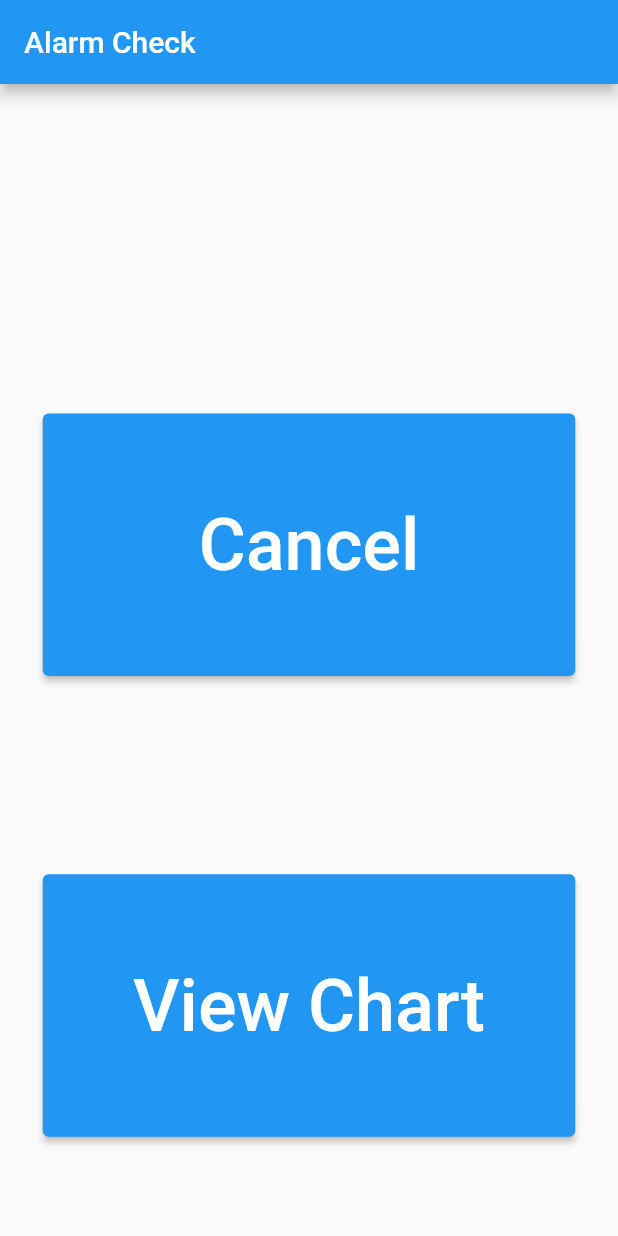
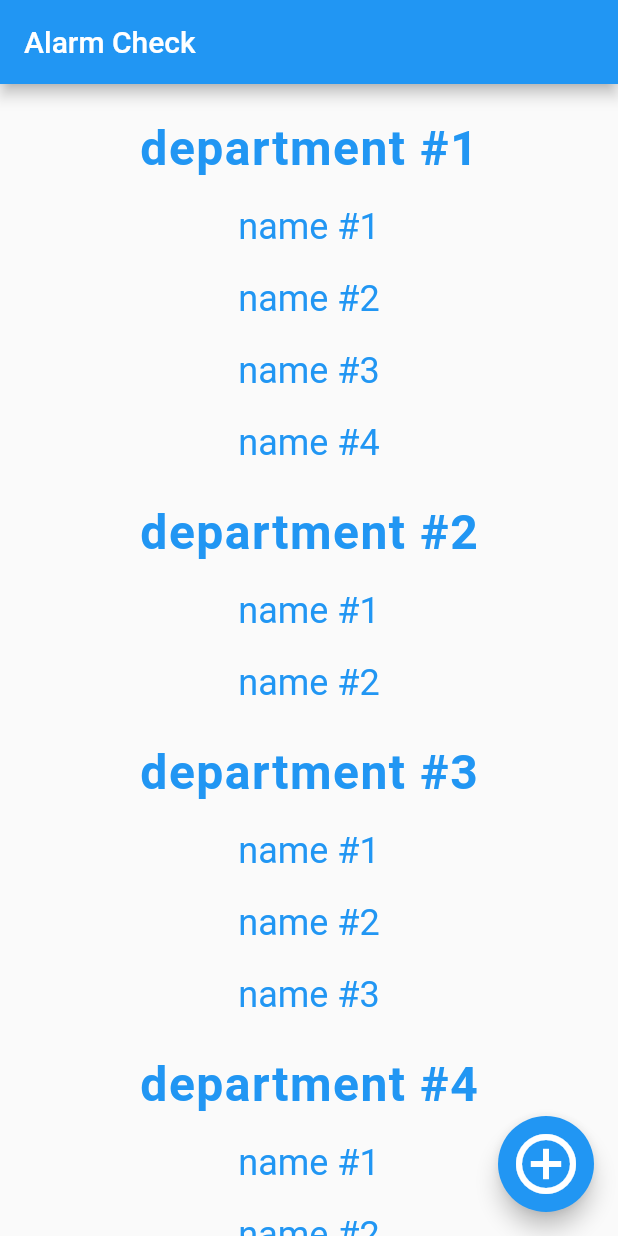
Before and after one commit to idogit123/Flutter-App-For-Dad, a Flutter app: the screen it shows after launch, on a phone screen of 412 x 824 dp. Run offline on Flutter 3.47's test engine with Material 2 defaults, Android fonts, the phone set to English and light mode, and no system bars.

Commit message:
Added a chart-page-widget and a manager-page

```diff
--- a/dad/lib/main.dart
+++ b/dad/lib/main.dart
@@ -9,6 +9,7 @@ import 'pages/employ/employ.dart';
 import 'pages/manager/welcome.dart';
 import 'pages/manager/signin.dart';
 import 'pages/manager/login.dart';
+import 'pages/manager/manager.dart';
 
 void main() async {
   WidgetsFlutterBinding.ensureInitialized();
@@ -23,7 +24,7 @@ class MyApp extends StatelessWidget {
   @override
   Widget build(BuildContext context) {
     return const MaterialApp(
-      home: EmployMainPage(),
+      home: ManagerMainPage(),
     );
   }
 }
--- a/dad/lib/pages/manager/manager.dart
+++ b/dad/lib/pages/manager/manager.dart
@@ -1,15 +1,15 @@
 import 'package:flutter/material.dart';
+import '../../widgets/chart_page.dart';
 
 class ManagerMainPage extends StatelessWidget {
   const ManagerMainPage({Key? key}) : super(key: key);
 
   @override
   Widget build(BuildContext context) {
-    return Scaffold(
-      appBar: AppBar(
-        title: const Text("Alarm Check"),
-      ),
-      body: Container(),
+    return ChartPage(
+      floatingButton: () {},
+      groupButton: () {},
+      employButton: () {},
     );
   }
 }
--- a/dad/lib/widgets/chart_page.dart
+++ b/dad/lib/widgets/chart_page.dart
@@ -1,43 +1,143 @@
 import 'package:flutter/material.dart';
 
-List<Text> getListFromInfo(List<String> info) {
+class ChartPage extends StatefulWidget {
+  final Function()? floatingButton;
+  final Function()? groupButton;
+  final Function()? employButton;
+  const ChartPage(
+      {this.floatingButton, this.groupButton, this.employButton, Key? key})
+      : super(key: key);
+
+  @override
+  State<ChartPage> createState() => _ChartPageState();
+}
+
+class _ChartPageState extends State<ChartPage> {
+  @override
+  Widget build(BuildContext context) {
+    return Scaffold(
+      appBar: AppBar(title: const Text("Alarm Check")),
+      body: Container(
+        alignment: Alignment.topCenter,
+        child: ListView(
+          children: [
+            Column(
+              children: getListFromInfo(
+                example,
+                widget.groupButton,
+                widget.employButton,
+              ),
+            ),
+          ],
+          padding: const EdgeInsets.only(top: 8, bottom: 16),
+        ),
+      ),
+      floatingActionButton: widget.floatingButton == null
+          ? null
+          : SizedBox(
+              width: 64,
+              height: 64,
+              child: FloatingActionButton(
+                onPressed: widget.floatingButton,
+                child: const Icon(
+                  Icons.add_circle_outline_sharp,
+                  size: 48,
+                ),
+              ),
+            ),
+    );
+  }
+}
+
+List<Widget> getListFromInfo(
+    List info, Function()? groupButton, Function()? employButton) {
   const TextStyle groupStyle = TextStyle(
-    fontSize: 24,
+    fontSize: 32,
     fontWeight: FontWeight.bold,
-    letterSpacing: 3,
+    letterSpacing: 1,
+    height: 1.5,
   );
   const TextStyle employStyle = TextStyle(
-    fontSize: 16,
+    fontSize: 24,
     fontWeight: FontWeight.normal,
-    letterSpacing: 1,
+    letterSpacing: 0,
+    height: 1,
   );
-  const List<Text> list = [];
+
+  List<Widget> list = [];
   for (int i = 0; i < info.length; i++) {
-    list.add(Text(info[i][0], style: groupStyle));
+    list.add(
+      groupButton == null
+          ? Text(info[i][0], style: groupStyle)
+          : TextButton(
+              child: Text(info[i][0], style: groupStyle),
+              onPressed: groupButton,
+            ),
+    );
+
     for (int j = 1; j < info[i].length; j++) {
-      list.add(Text(info[i][j], style: employStyle));
+      list.add(
+        employButton == null
+            ? Text(info[i][j], style: employStyle)
+            : TextButton(
+                child: Text(info[i][j], style: employStyle),
+                onPressed: employButton,
+              ),
+      );
     }
   }
+
   return list;
 }
 
-// final Object example = [
-//   [
-//     "department #1",
-//     "name #1",
-//     "name #2",
-//     "name #3",
-//     "name #4",
-//   ],
-//   [
-//     "department #2",
-//     "name #1",
-//     "name #2",
-//   ],
-//   [
-//     "department #3",
-//     "name #1",
-//     "name #2",
-//     "name #3",
-//   ],
-// ];
+final List<List<String>> example = [
+  [
+    "department #1",
+    "name #1",
+    "name #2",
+    "name #3",
+    "name #4",
+  ],
+  [
+    "department #2",
+    "name #1",
+    "name #2",
+  ],
+  [
+    "department #3",
+    "name #1",
+    "name #2",
+    "name #3",
+  ],
+  [
+    "department #4",
+    "name #1",
+    "name #2",
+    "name #3",
+  ],
+  [
+    "department #5",
+    "name #1",
+    "name #2",
+    "name #3",
+  ],
+  [
+    "department #6",
+    "name #1",
+    "name #2",
+    "name #3",
+    "name #4",
+  ],
+  [
+    "department #7",
+    "name #1",
+    "name #2",
+  ],
+  [
+    "department #8",
+    "name #1",
+    "name #2",
+    "name #3",
+    "name #4",
+  ],
+];
```
